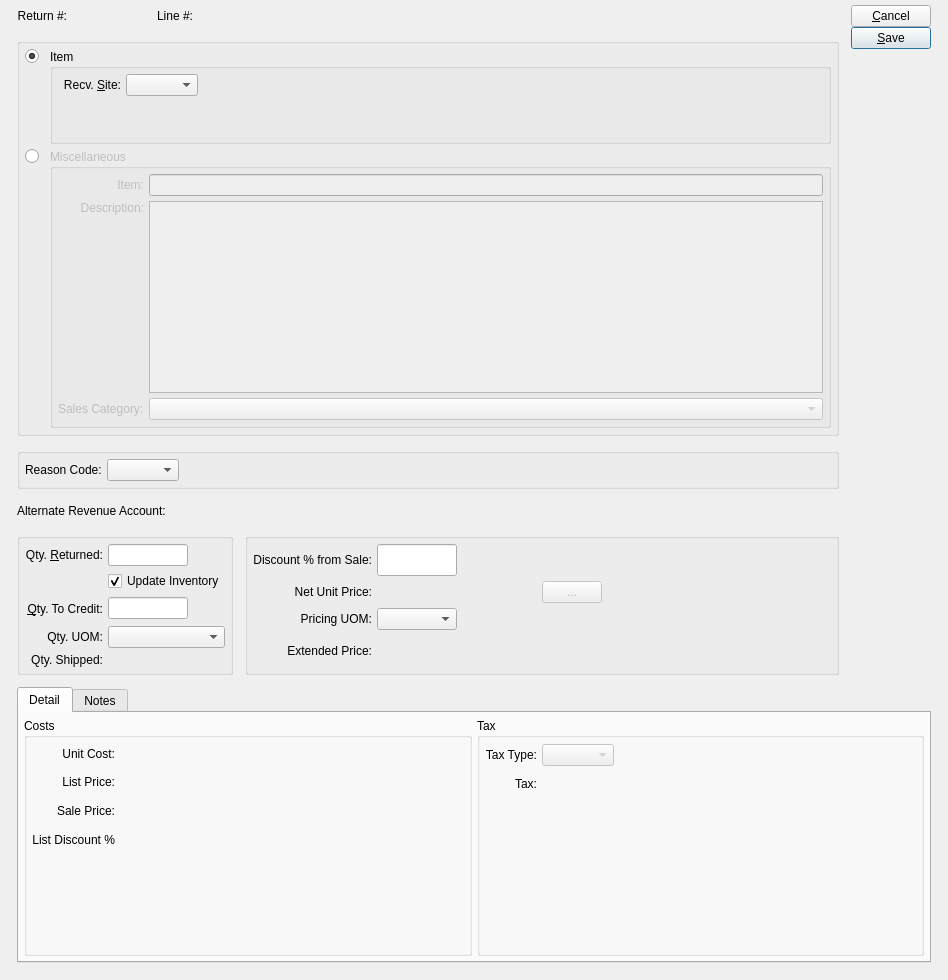
Before: the Qt Designer form guiclient/creditMemoItem.ui in discountscott/qt-client, drawn with Qt 5.
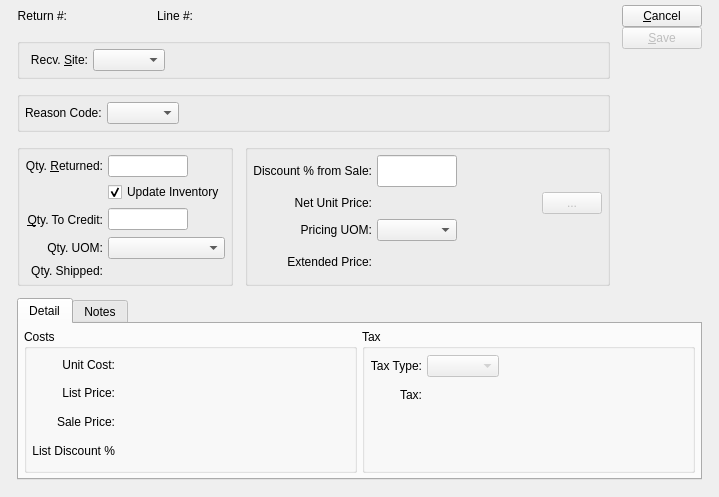
After: the same form once the commit is applied. Custom widgets are drawn as their Qt base class.

Diff of the .ui file:
```diff
--- a/guiclient/creditMemoItem.ui
+++ b/guiclient/creditMemoItem.ui
@@ -13,16 +13,16 @@
    <rect>
     <x>0</x>
     <y>0</y>
-    <width>948</width>
-    <height>980</height>
+    <width>600</width>
+    <height>400</height>
    </rect>
   </property>
   <property name="windowTitle">
    <string>Sales Credit Memo (Return) Item</string>
   </property>
-  <layout class="QGridLayout" name="gridLayout_6">
+  <layout class="QGridLayout">
    <item row="0" column="0">
-    <layout class="QGridLayout" name="gridLayout_7">
+    <layout class="QGridLayout">
      <property name="leftMargin">
       <number>12</number>
      </property>
@@ -35,49 +35,6 @@
      <property name="spacing">
       <number>12</number>
      </property>
-     <item row="0" column="2" rowspan="5">
-      <layout class="QVBoxLayout">
-       <property name="spacing">
-        <number>0</number>
-       </property>
-       <item>
-        <widget class="QPushButton" name="_close">
-         <property name="enabled">
-          <bool>true</bool>
-         </property>
-         <property name="text">
-          <string>&amp;Cancel</string>
-         </property>
-        </widget>
-       </item>
-       <item>
-        <widget class="QPushButton" name="_save">
-         <property name="text">
-          <string>&amp;Save</string>
-         </property>
-         <property name="default">
-          <bool>true</bool>
-         </property>
-        </widget>
-       </item>
-       <item>
-        <spacer>
-         <property name="orientation">
-          <enum>Qt::Vertical</enum>
-         </property>
-         <property name="sizeType">
-          <enum>QSizePolicy::Expanding</enum>
-         </property>
-         <property name="sizeHint" stdset="0">
-          <size>
-           <width>20</width>
-           <height>0</height>
-          </size>
-         </property>
-        </spacer>
-       </item>
-      </layout>
-     </item>
      <item row="0" column="0" colspan="2">
       <layout class="QHBoxLayout">
        <item>
@@ -144,167 +101,85 @@
        </item>
       </layout>
      </item>
+     <item row="0" column="2" rowspan="4">
+      <layout class="QVBoxLayout">
+       <property name="spacing">
+        <number>0</number>
+       </property>
+       <item>
+        <widget class="QPushButton" name="_close">
+         <property name="enabled">
+          <bool>true</bool>
+         </property>
+         <property name="text">
+          <string>&amp;Cancel</string>
+         </property>
+        </widget>
+       </item>
+       <item>
+        <widget class="QPushButton" name="_save">
+         <property name="enabled">
+          <bool>false</bool>
+         </property>
+         <property name="text">
+          <string>&amp;Save</string>
+         </property>
+         <property name="default">
+          <bool>true</bool>
+         </property>
+        </widget>
+       </item>
+       <item>
+        <spacer>
+         <property name="orientation">
+          <enum>Qt::Vertical</enum>
+         </property>
+         <property name="sizeType">
+          <enum>QSizePolicy::Expanding</enum>
+         </property>
+         <property name="sizeHint" stdset="0">
+          <size>
+           <width>20</width>
+           <height>0</height>
+          </size>
+         </property>
+        </spacer>
+       </item>
+      </layout>
+     </item>
      <item row="1" column="0" colspan="2">
-      <widget class="QGroupBox" name="_itemTypeGroup">
+      <widget class="QGroupBox" name="_itemGroup">
        <property name="title">
         <string/>
        </property>
-       <layout class="QGridLayout" name="gridLayout_8">
-        <item row="0" column="1">
-         <widget class="QGroupBox" name="_itemGroup">
-          <property name="title">
-           <string>Item</string>
-          </property>
-          <layout class="QGridLayout" name="gridLayout">
-           <item row="0" column="2">
-            <spacer name="horizontalSpacer_2">
-             <property name="orientation">
-              <enum>Qt::Horizontal</enum>
-             </property>
-             <property name="sizeHint" stdset="0">
-              <size>
-               <width>0</width>
-               <height>20</height>
-              </size>
-             </property>
-            </spacer>
-           </item>
-           <item row="0" column="1">
-            <layout class="QGridLayout" name="gridLayout_9">
-             <item row="0" column="0">
-              <widget class="QLabel" name="_warehouseLit">
-               <property name="text">
-                <string>Recv. &amp;Site:</string>
-               </property>
-               <property name="alignment">
-                <set>Qt::AlignRight|Qt::AlignTrailing|Qt::AlignVCenter</set>
-               </property>
-               <property name="buddy">
-                <cstring>_warehouse</cstring>
-               </property>
-              </widget>
-             </item>
-             <item row="0" column="1">
-              <widget class="WComboBox" name="_warehouse"/>
-             </item>
-             <item row="1" column="1">
-              <spacer>
-               <property name="orientation">
-                <enum>Qt::Vertical</enum>
-               </property>
-               <property name="sizeHint" stdset="0">
-                <size>
-                 <width>20</width>
-                 <height>40</height>
-                </size>
-               </property>
-              </spacer>
-             </item>
-            </layout>
-           </item>
-           <item row="0" column="0">
-            <widget class="ItemCluster" name="_item" native="true">
-             <property name="focusPolicy">
-              <enum>Qt::StrongFocus</enum>
-             </property>
-            </widget>
-           </item>
-          </layout>
-         </widget>
-        </item>
-        <item row="1" column="1">
-         <widget class="QGroupBox" name="_miscGroup">
-          <property name="enabled">
-           <bool>false</bool>
-          </property>
-          <property name="title">
-           <string>Miscellaneous</string>
-          </property>
-          <layout class="QGridLayout" name="gridLayout_5">
-           <item row="0" column="1">
-            <widget class="XLineEdit" name="_itemNumber"/>
-           </item>
-           <item row="1" column="0">
-            <widget class="XLabel" name="_descripLit">
-             <property name="text">
-              <string>Description:</string>
-             </property>
-             <property name="alignment">
-              <set>Qt::AlignRight|Qt::AlignTop|Qt::AlignTrailing</set>
-             </property>
-            </widget>
-           </item>
-           <item row="1" column="1">
-            <widget class="XTextEdit" name="_itemDescrip"/>
-           </item>
-           <item row="2" column="0">
-            <widget class="XLabel" name="_salescatLit">
-             <property name="text">
-              <string>Sales Category:</string>
-             </property>
-            </widget>
-           </item>
-           <item row="0" column="0">
-            <widget class="XLabel" name="_itemNumberLit">
-             <property name="text">
-              <string>Item:</string>
-             </property>
-             <property name="alignment">
-              <set>Qt::AlignRight|Qt::AlignTrailing|Qt::AlignVCenter</set>
-             </property>
-            </widget>
-           </item>
-           <item row="2" column="1">
-            <widget class="XComboBox" name="_salescat">
-             <property name="allowNull" stdset="0">
-              <bool>true</bool>
-             </property>
-             <property name="type">
-              <enum>XComboBox::SalesCategoriesActive</enum>
-             </property>
-            </widget>
-           </item>
-          </layout>
-         </widget>
-        </item>
+       <layout class="QGridLayout">
         <item row="0" column="0">
-         <layout class="QVBoxLayout" name="verticalLayout_3">
-          <item>
-           <widget class="QRadioButton" name="_itemSelected">
+         <widget class="ItemCluster" name="_item">
+          <property name="focusPolicy">
+           <enum>Qt::StrongFocus</enum>
+          </property>
+         </widget>
+        </item>
+        <item row="0" column="1">
+         <layout class="QGridLayout">
+          <item row="0" column="0">
+           <widget class="QLabel" name="_warehouseLit">
             <property name="text">
-             <string/>
+             <string>Recv. &amp;Site:</string>
             </property>
-            <property name="checked">
-             <bool>true</bool>
+            <property name="alignment">
+             <set>Qt::AlignRight|Qt::AlignTrailing|Qt::AlignVCenter</set>
             </property>
-           </widget>
-          </item>
-          <item>
-           <spacer name="verticalSpacer_4">
-            <property name="orientation">
-             <enum>Qt::Vertical</enum>
+            <property name="buddy">
+             <cstring>_warehouse</cstring>
             </property>
-            <property name="sizeHint" stdset="0">
-             <size>
-              <width>20</width>
-              <height>40</height>
-             </size>
-            </property>
-           </spacer>
-          </item>
-         </layout>
-        </item>
-        <item row="1" column="0">
-         <layout class="QVBoxLayout" name="verticalLayout_4">
-          <item>
-           <widget class="QRadioButton" name="_miscSelected">
-            <property name="text">
-             <string/>
-            </property>
            </widget>
           </item>
-          <item>
-           <spacer name="verticalSpacer_3">
+          <item row="0" column="1">
+           <widget class="WComboBox" name="_warehouse"/>
+          </item>
+          <item row="1" column="1">
+           <spacer>
             <property name="orientation">
              <enum>Qt::Vertical</enum>
             </property>
@@ -318,15 +193,28 @@
           </item>
          </layout>
         </item>
+        <item row="0" column="2">
+         <spacer name="horizontalSpacer_2">
+          <property name="orientation">
+           <enum>Qt::Horizontal</enum>
+          </property>
+          <property name="sizeHint" stdset="0">
+           <size>
+            <width>0</width>
+            <height>20</height>
+           </size>
+          </property>
+         </spacer>
+        </item>
        </layout>
       </widget>
      </item>
      <item row="2" column="0" colspan="2">
-      <widget class="QGroupBox" name="_rsnGroup">
+      <widget class="QGroupBox" name="_miscGroup">
        <property name="title">
         <string/>
        </property>
-       <layout class="QGridLayout" name="gridLayout_a">
+       <layout class="QGridLayout">
         <item row="0" column="0">
          <widget class="QLabel" name="_rsnCodeLit">
           <property name="frameShape">
@@ -369,12 +257,12 @@
        </layout>
       </widget>
      </item>
-     <item row="4" column="0">
+     <item row="3" column="0">
       <widget class="QGroupBox" name="_inventoryGroup">
        <property name="title">
         <string/>
        </property>
-       <layout class="QGridLayout" name="gridLayout_b">
+       <layout class="QGridLayout">
         <item row="0" column="0">
          <widget class="QLabel" name="_qtyReturnedLit">
           <property name="text">
@@ -500,12 +388,12 @@
        </layout>
       </widget>
      </item>
-     <item row="4" column="1">
+     <item row="3" column="1">
       <widget class="QGroupBox" name="_priceGroup">
        <property name="title">
         <string/>
        </property>
-       <layout class="QGridLayout" name="gridLayout_c">
+       <layout class="QGridLayout">
         <item row="0" column="0">
          <widget class="QLabel" name="_discountFromSalePrcntLit">
           <property name="text">
@@ -551,7 +439,7 @@
         <item row="1" column="1" colspan="2">
          <layout class="QHBoxLayout">
           <item>
-           <widget class="CurrCluster" name="_netUnitPrice" native="true">
+           <widget class="CurrCluster" name="_netUnitPrice">
             <property name="minimumSize">
              <size>
               <width>160</width>
@@ -585,22 +473,6 @@
             </property>
            </widget>
           </item>
-          <item>
-           <spacer>
-            <property name="orientation">
-             <enum>Qt::Horizontal</enum>
-            </property>
-            <property name="sizeType">
-             <enum>QSizePolicy::Expanding</enum>
-            </property>
-            <property name="sizeHint" stdset="0">
-             <size>
-              <width>0</width>
-              <height>20</height>
-             </size>
-            </property>
-           </spacer>
-          </item>
          </layout>
         </item>
         <item row="2" column="0">
@@ -640,17 +512,17 @@
          </widget>
         </item>
         <item row="3" column="1" colspan="2">
-         <widget class="CurrCluster" name="_extendedPrice" native="true">
+         <widget class="CurrCluster" name="_extendedPrice">
           <property name="format">
            <enum>CurrDisplay::ExtPrice</enum>
           </property>
-          <property name="enabled">
-           <bool>false</bool>
-          </property>
           <property name="currencyEditable" stdset="0">
            <bool>false</bool>
           </property>
-          <property name="currencyVisible" stdset="0">
+          <property name="currencyVisible">
+           <bool>false</bool>
+          </property>
+          <property name="enabled">
            <bool>false</bool>
           </property>
          </widget>
@@ -658,7 +530,7 @@
        </layout>
       </widget>
      </item>
-     <item row="5" column="0" colspan="3">
+     <item row="4" column="0" colspan="3">
       <widget class="QTabWidget" name="tabWidget">
        <property name="currentIndex">
         <number>0</number>
@@ -667,7 +539,7 @@
         <attribute name="title">
          <string>Detail</string>
         </attribute>
-        <layout class="QGridLayout" name="gridLayout_d">
+        <layout class="QGridLayout">
          <item row="0" column="0">
           <widget class="QGroupBox" name="_costsGroup">
            <property name="title">
@@ -750,8 +622,11 @@
                  </widget>
                 </item>
                 <item row="1" column="1">
-                 <widget class="CurrDisplay" name="_listPrice" native="true">
-                  <property name="localControl" stdset="0">
+                 <widget class="CurrDisplay" name="_listPrice">
+                  <property name="format">
+                   <enum>CurrDisplay::Cost</enum>
+                  </property>
+                  <property name="localControl">
                    <bool>false</bool>
                   </property>
                  </widget>
@@ -940,53 +815,32 @@
        </widget>
       </widget>
      </item>
-     <item row="3" column="0" colspan="2">
-      <layout class="QHBoxLayout" name="horizontalLayout">
-       <item>
-        <widget class="XLabel" name="_revAccntLit">
-         <property name="text">
-          <string>Alternate Revenue Account:</string>
-         </property>
-        </widget>
-       </item>
-       <item>
-        <widget class="GLCluster" name="_revAccnt" native="true"/>
-       </item>
-       <item>
-        <spacer name="horizontalSpacer_3">
-         <property name="orientation">
-          <enum>Qt::Horizontal</enum>
-         </property>
-         <property name="sizeHint" stdset="0">
-          <size>
-           <width>40</width>
-           <height>20</height>
-          </size>
-         </property>
-        </spacer>
-       </item>
-      </layout>
-     </item>
     </layout>
    </item>
   </layout>
  </widget>
  <layoutdefault spacing="5" margin="5"/>
  <customwidgets>
+  <customwidget>
+   <class>CurrCluster</class>
+   <extends>CurrDisplay</extends>
+   <header>currcluster.h</header>
+  </customwidget>
   <customwidget>
    <class>CurrDisplay</class>
    <extends>QWidget</extends>
    <header>currcluster.h</header>
   </customwidget>
-  <customwidget>
-   <class>GLCluster</class>
-   <extends>QWidget</extends>
-   <header>glcluster.h</header>
-  </customwidget>
   <customwidget>
    <class>ItemCluster</class>
    <extends>QWidget</extends>
    <header>itemcluster.h</header>
+   <container>1</container>
+  </customwidget>
+  <customwidget>
+   <class>WComboBox</class>
+   <extends>XComboBox</extends>
+   <header>wcombobox.h</header>
   </customwidget>
   <customwidget>
    <class>XComboBox</class>
@@ -1013,16 +867,6 @@
    <extends>QTextEdit</extends>
    <header>xtextedit.h</header>
   </customwidget>
-  <customwidget>
-   <class>CurrCluster</class>
-   <extends>CurrDisplay</extends>
-   <header>currcluster.h</header>
-  </customwidget>
-  <customwidget>
-   <class>WComboBox</class>
-   <extends>XComboBox</extends>
-   <header>wcombobox.h</header>
-  </customwidget>
  </customwidgets>
  <tabstops>
   <tabstop>_item</tabstop>
```
Left out of the diff: 61 changed lines with no effect on the pictures.
